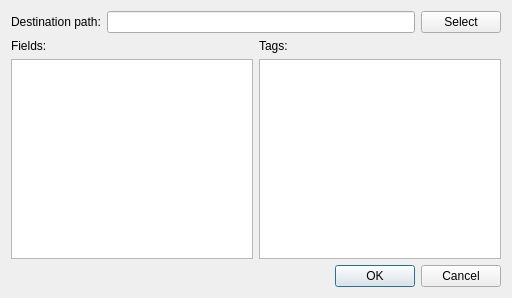
First picture: the form in ui/itemsdialog.ui, repository vlkv/reggata, before the edit.
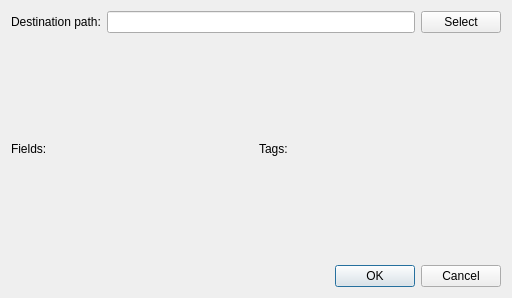
Second picture: the form after the edit.

Diff of the .ui file:
```diff
--- a/ui/itemsdialog.ui
+++ b/ui/itemsdialog.ui
@@ -49,9 +49,6 @@
          </property>
         </widget>
        </item>
-       <item>
-        <widget class="QTextEdit" name="textEdit_fields" />
-       </item>
       </layout>
      </item>
      <item>
@@ -63,9 +60,6 @@
          </property>
         </widget>
        </item>
-       <item>
-        <widget class="QTextEdit" name="textEdit_tags" />
-       </item>
       </layout>
      </item>
     </layout>
```
Left out of the diff: 4 changed lines with no effect on the pictures.
